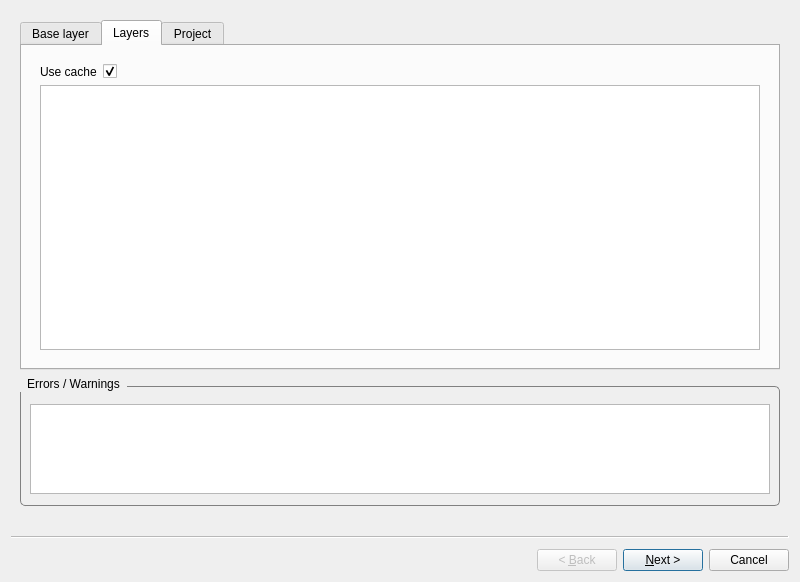
Old version of the form publish_dialog.ui in the repository gisquick/gisquick-qgis-plugin-old.
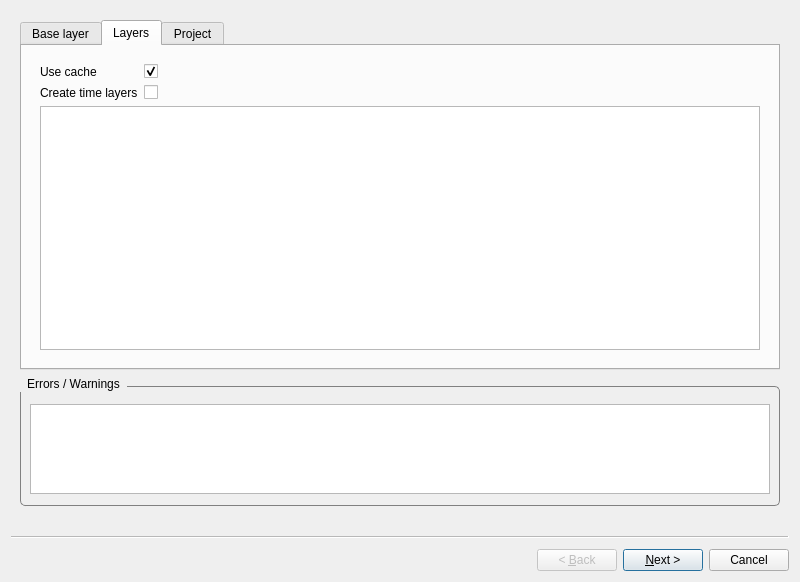
New version of the form. The open tabs and pages were chosen to show the change.

Commit message: toggle time settings visibility in process

```diff
--- a/publish_dialog.ui
+++ b/publish_dialog.ui
@@ -45,7 +45,7 @@
        </sizepolicy>
       </property>
       <property name="currentIndex">
-       <number>2</number>
+       <number>1</number>
       </property>
       <widget class="QWidget" name="tab_baselayer">
        <attribute name="title">
@@ -444,15 +444,24 @@
            <property name="fieldGrowthPolicy">
             <enum>QFormLayout::AllNonFixedFieldsGrow</enum>
            </property>
-           <item row="0" column="0">
+           <item row="2" column="0">
             <widget class="QLabel" name="label_mapcache">
              <property name="text">
               <string>Use cache</string>
              </property>
             </widget>
            </item>
-           <item row="0" column="1">
+           <item row="2" column="1">
             <widget class="QCheckBox" name="use_mapcache">
+             <property name="enabled">
+              <bool>true</bool>
+             </property>
+             <property name="sizePolicy">
+              <sizepolicy hsizetype="Minimum" vsizetype="Fixed">
+               <horstretch>0</horstretch>
+               <verstretch>0</verstretch>
+              </sizepolicy>
+             </property>
              <property name="text">
               <string/>
              </property>
@@ -461,7 +470,7 @@
              </property>
             </widget>
            </item>
-           <item row="1" column="0" colspan="2">
+           <item row="7" column="0" colspan="2">
             <widget class="QTreeView" name="treeView">
              <property name="sizePolicy">
               <sizepolicy hsizetype="Expanding" vsizetype="Expanding">
@@ -483,6 +492,20 @@
              </attribute>
             </widget>
            </item>
+           <item row="4" column="1">
+            <widget class="QCheckBox" name="create_time_layers">
+             <property name="text">
+              <string/>
+             </property>
+            </widget>
+           </item>
+           <item row="4" column="0">
+            <widget class="QLabel" name="label">
+             <property name="text">
+              <string>Create time layers</string>
+             </property>
+            </widget>
+           </item>
           </layout>
          </widget>
         </item>
@@ -509,8 +532,8 @@
             <rect>
              <x>0</x>
              <y>0</y>
-             <width>727</width>
-             <height>536</height>
+             <width>724</width>
+             <height>523</height>
             </rect>
            </property>
            <property name="styleSheet">
```
The commit also changes 1 other file.
